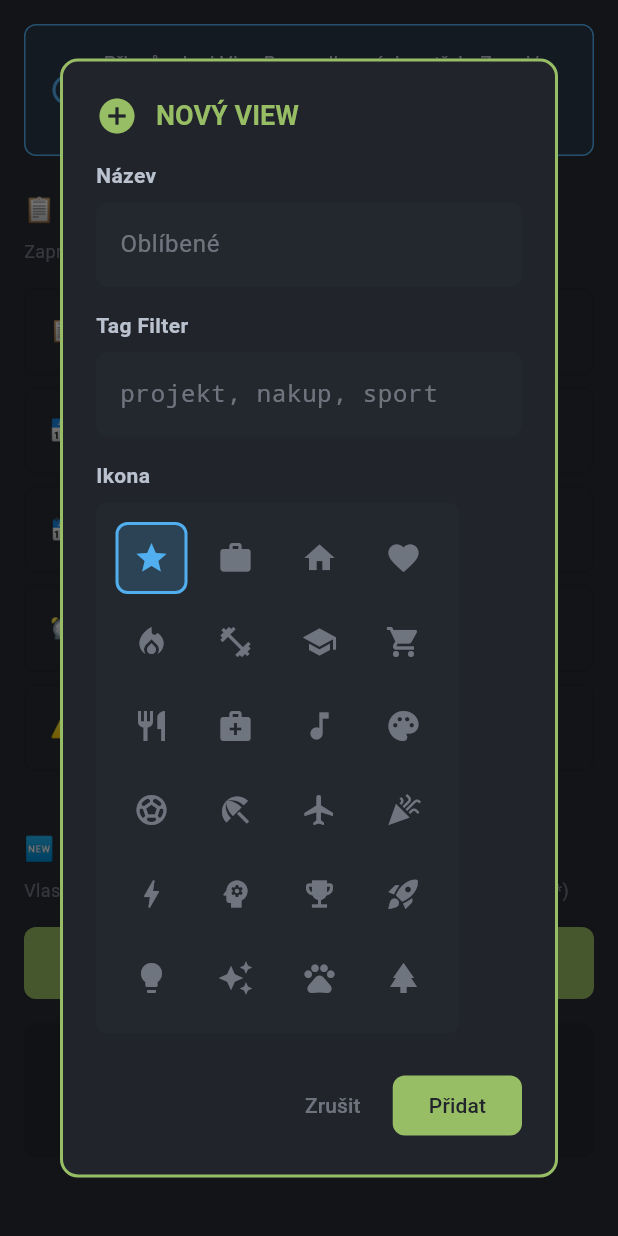
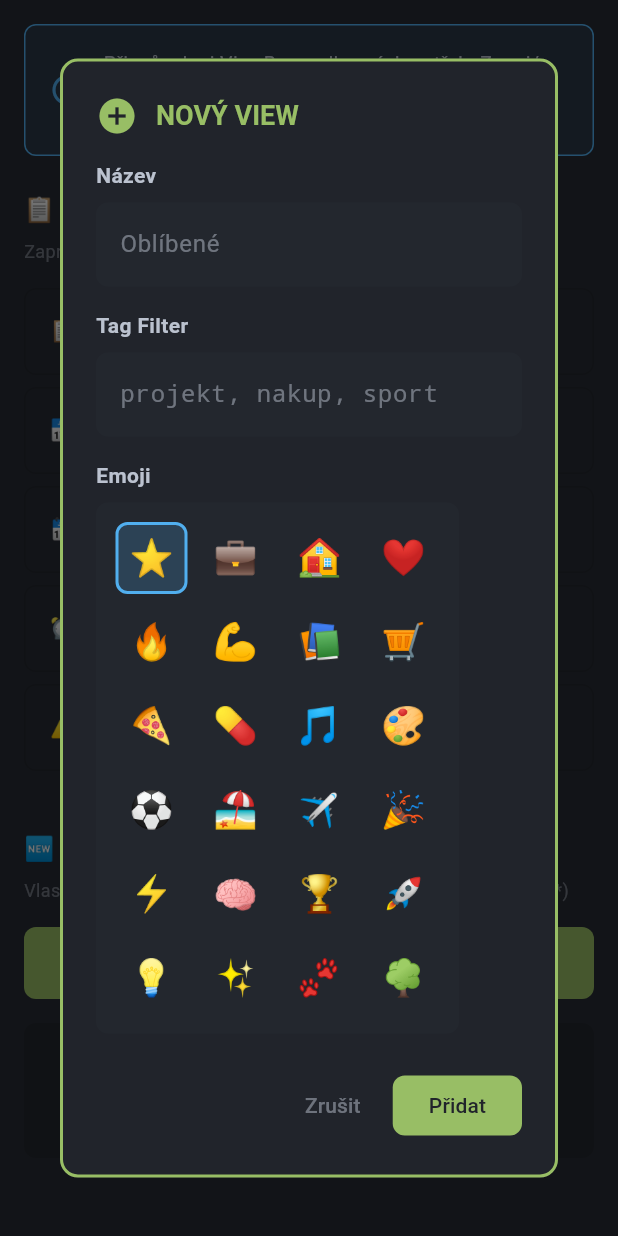
Before and after one commit to mastnacek/laidak, a Flutter app: the _AgendaTab widget shown alone on an empty page, opened directly, after a tap on "PŘIDAT CUSTOM VIEW", on a phone screen of 412 x 824 dp. Run offline on Flutter 3.47's test engine with Material 3 defaults, Android fonts, the phone set to English and light mode, and no system bars; our stand-ins replace equatable, flutter_bloc, flutter_colorpicker, just_audio, logger, shared_preferences and 2 more; accounts and stored records are empty.

Commit message:
✨ feat: Emoji místo Material Icons v Custom Agenda Views
### Změny:
1. **CustomViewDialog** - Emoji picker místo icon picker (24 emoji)
2. **CustomAgendaView model** - Používá emoji TEXT místo iconCodePoint INTEGER
3. **ViewBar** - Zobrazuje emoji místo IconData
4. **DB migrace v12** - icon_code_point → emoji (automatická migrace)
5. **Dokumentace** - Odstraněn build flag --no-tree-shake-icons (už není potřeba)

### Výhody:
- ✅ Žádné problémy s tree-shaking (emoji = text, ne IconData)
- ✅ Žádný special build flag --no-tree-shake-icons
- ✅ Menší APK (žádné extra Material Icons fonty)
- ✅ Emoji jsou univerzální a víceplatformní

### Technické detaily:
- DB verze: 11 → 12
- Migrace: CREATE TABLE + INSERT + DROP + RENAME (SQLite nepodporuje ALTER COLUMN)
- Default emoji: ⭐ (star) pro existující custom views

🤖 Generated with [Claude Code](https://claude.com/claude-code)

Co-Authored-By: Claude <noreply@anthropic.com>

```diff
--- a/lib/features/settings/domain/models/custom_agenda_view.dart
+++ b/lib/features/settings/domain/models/custom_agenda_view.dart
@@ -15,8 +15,8 @@ class CustomAgendaView extends Equatable {
   /// Tag pro filtrování (např. "projekt", "nakup", "sport" - bez oddělovačů)
   final String tagFilter;
 
-  /// Ikona (Material Icons code point)
-  final int iconCodePoint;
+  /// Emoji ikona (např. "📁", "🛒", "⚽")
+  final String emoji;
 
   /// Barva (optional, hex string)
   final String? colorHex;
@@ -25,14 +25,9 @@ class CustomAgendaView extends Equatable {
     required this.id,
     required this.name,
     required this.tagFilter,
-    required this.iconCodePoint,
+    required this.emoji,
     this.colorHex,
   });
-
-  /// Helper: IconData z code pointu
-  /// POZNÁMKA: Getter není const, použij přímo iconCodePoint ve widgetech
-  /// a vytvoř IconData tam kde je potřeba (např. Icon(IconData(view.iconCodePoint)))
-  IconData getIcon() => IconData(iconCodePoint, fontFamily: 'MaterialIcons');
 
   /// Helper: Color z hex stringu
   Color? get color => colorHex != null
@@ -45,7 +40,7 @@ class CustomAgendaView extends Equatable {
       'id': id,
       'name': name,
       'tagFilter': tagFilter,
-      'iconCodePoint': iconCodePoint,
+      'emoji': emoji,
       'colorHex': colorHex,
     };
   }
@@ -56,7 +51,7 @@ class CustomAgendaView extends Equatable {
       id: json['id'] as String,
       name: json['name'] as String,
       tagFilter: json['tagFilter'] as String,
-      iconCodePoint: json['iconCodePoint'] as int,
+      emoji: json['emoji'] as String? ?? '📁', // Default emoji pokud chybí
       colorHex: json['colorHex'] as String?,
     );
   }
@@ -66,18 +61,18 @@ class CustomAgendaView extends Equatable {
     String? id,
     String? name,
     String? tagFilter,
-    int? iconCodePoint,
+    String? emoji,
     String? colorHex,
   }) {
     return CustomAgendaView(
       id: id ?? this.id,
       name: name ?? this.name,
       tagFilter: tagFilter ?? this.tagFilter,
-      iconCodePoint: iconCodePoint ?? this.iconCodePoint,
+      emoji: emoji ?? this.emoji,
       colorHex: colorHex ?? this.colorHex,
     );
   }
 
   @override
-  List<Object?> get props => [id, name, tagFilter, iconCodePoint, colorHex];
+  List<Object?> get props => [id, name, tagFilter, emoji, colorHex];
 }
--- a/lib/pages/settings_page.dart
+++ b/lib/pages/settings_page.dart
@@ -1826,7 +1826,7 @@ class _AgendaTab extends StatelessWidget {
         padding: const EdgeInsets.all(16),
         child: Row(
           children: [
-            // Icon
+            // Emoji
             Container(
               width: 48,
               height: 48,
@@ -1838,10 +1838,11 @@ class _AgendaTab extends StatelessWidget {
                   width: 2,
                 ),
               ),
-              child: Icon(
-                IconData(view.iconCodePoint),
-                color: view.color ?? theme.appColors.magenta,
-                size: 24,
+              child: Center(
+                child: Text(
+                  view.emoji,
+                  style: const TextStyle(fontSize: 24),
+                ),
               ),
             ),
             const SizedBox(width: 16),
@@ -1901,12 +1902,12 @@ class _AgendaTab extends StatelessWidget {
       context: context,
       builder: (dialogContext) => _CustomViewDialog(
         theme: theme,
-        onSave: (name, tagFilter, iconCodePoint) {
+        onSave: (name, tagFilter, emoji) {
           final view = CustomAgendaView(
             id: const Uuid().v4(),
             name: name,
             tagFilter: tagFilter,
-            iconCodePoint: iconCodePoint,
+            emoji: emoji,
           );
           context.read<SettingsCubit>().addCustomView(view);
 
@@ -1932,12 +1933,12 @@ class _AgendaTab extends StatelessWidget {
         theme: theme,
         initialName: view.name,
         initialTagFilter: view.tagFilter,
-        initialIconCodePoint: view.iconCodePoint,
-        onSave: (name, tagFilter, iconCodePoint) {
+        initialEmoji: view.emoji,
+        onSave: (name, tagFilter, emoji) {
           final updated = view.copyWith(
             name: name,
             tagFilter: tagFilter,
-            iconCodePoint: iconCodePoint,
+            emoji: emoji,
           );
           context.read<SettingsCubit>().updateCustomView(updated);
 
@@ -2006,14 +2007,14 @@ class _CustomViewDialog extends StatefulWidget {
   final ThemeData theme;
   final String? initialName;
   final String? initialTagFilter;
-  final int? initialIconCodePoint;
-  final void Function(String name, String tagFilter, int iconCodePoint) onSave;
+  final String? initialEmoji;
+  final void Function(String name, String tagFilter, String emoji) onSave;
 
   const _CustomViewDialog({
     required this.theme,
     this.initialName,
     this.initialTagFilter,
-    this.initialIconCodePoint,
+    this.initialEmoji,
     required this.onSave,
   });
 
@@ -2024,14 +2025,14 @@ class _CustomViewDialog extends StatefulWidget {
 class _CustomViewDialogState extends State<_CustomViewDialog> {
   late TextEditingController _nameController;
   late TextEditingController _tagController;
-  late int _selectedIconCodePoint;
+  late String _selectedEmoji;
 
   @override
   void initState() {
     super.initState();
     _nameController = TextEditingController(text: widget.initialName);
     _tagController = TextEditingController(text: widget.initialTagFilter);
-    _selectedIconCodePoint = widget.initialIconCodePoint ?? Icons.star.codePoint;
+    _selectedEmoji = widget.initialEmoji ?? '⭐';
   }
 
   @override
@@ -2150,9 +2151,9 @@ class _CustomViewDialogState extends State<_CustomViewDialog> {
             ),
             const SizedBox(height: 16),
 
-            // Icon picker (grid)
+            // Emoji picker (grid)
             Text(
-              'Ikona',
+              'Emoji',
               style: TextStyle(
                 color: theme.appColors.fg,
                 fontSize: 14,
@@ -2171,30 +2172,30 @@ class _CustomViewDialogState extends State<_CustomViewDialog> {
                 spacing: 8,
                 runSpacing: 8,
                 children: [
-                  _buildIconOption(Icons.star, theme),
-                  _buildIconOption(Icons.work, theme),
-                  _buildIconOption(Icons.home, theme),
-                  _buildIconOption(Icons.favorite, theme),
-                  _buildIconOption(Icons.local_fire_department, theme),
-                  _buildIconOption(Icons.fitness_center, theme),
-                  _buildIconOption(Icons.school, theme),
-                  _buildIconOption(Icons.shopping_cart, theme),
-                  _buildIconOption(Icons.restaurant, theme),
-                  _buildIconOption(Icons.medical_services, theme),
-                  _buildIconOption(Icons.music_note, theme),
-                  _buildIconOption(Icons.palette, theme),
-                  _buildIconOption(Icons.sports_soccer, theme),
-                  _buildIconOption(Icons.beach_access, theme),
-                  _buildIconOption(Icons.flight, theme),
-                  _buildIconOption(Icons.celebration, theme),
-                  _buildIconOption(Icons.bolt, theme),
-                  _buildIconOption(Icons.psychology, theme),
-                  _buildIconOption(Icons.emoji_events, theme),
-                  _buildIconOption(Icons.rocket_launch, theme),
-                  _buildIconOption(Icons.lightbulb, theme),
-                  _buildIconOption(Icons.auto_awesome, theme),
-                  _buildIconOption(Icons.pets, theme),
-                  _buildIconOption(Icons.park, theme),
+                  _buildEmojiOption('⭐', theme),
+                  _buildEmojiOption('💼', theme),
+                  _buildEmojiOption('🏠', theme),
+                  _buildEmojiOption('❤️', theme),
+                  _buildEmojiOption('🔥', theme),
+                  _buildEmojiOption('💪', theme),
+                  _buildEmojiOption('📚', theme),
+                  _buildEmojiOption('🛒', theme),
+                  _buildEmojiOption('🍕', theme),
+                  _buildEmojiOption('💊', theme),
+                  _buildEmojiOption('🎵', theme),
+                  _buildEmojiOption('🎨', theme),
+                  _buildEmojiOption('⚽', theme),
+                  _buildEmojiOption('🏖️', theme),
+                  _buildEmojiOption('✈️', theme),
+                  _buildEmojiOption('🎉', theme),
+                  _buildEmojiOption('⚡', theme),
+                  _buildEmojiOption('🧠', theme),
+                  _buildEmojiOption('🏆', theme),
+                  _buildEmojiOption('🚀', theme),
+                  _buildEmojiOption('💡', theme),
+                  _buildEmojiOption('✨', theme),
+                  _buildEmojiOption('🐾', theme),
+                  _buildEmojiOption('🌳', theme),
                 ],
               ),
             ),
@@ -2222,7 +2223,7 @@ class _CustomViewDialogState extends State<_CustomViewDialog> {
             widget.onSave(
               _nameController.text.trim(),
               _tagController.text.trim(),
-              _selectedIconCodePoint,
+              _selectedEmoji,
             );
             Navigator.pop(context);
           },
@@ -2236,16 +2237,16 @@ class _CustomViewDialogState extends State<_CustomViewDialog> {
     );
   }
 
-  /// Build icon option button pro grid
-  Widget _buildIconOption(IconData icon, ThemeData theme) {
-    final isSelected = _selectedIconCodePoint == icon.codePoint;
+  /// Build emoji option button pro grid
+  Widget _buildEmojiOption(String emoji, ThemeData theme) {
+    final isSelected = _selectedEmoji == emoji;
 
     return SizedBox(
       width: 48,
       height: 48,
       child: InkWell(
         onTap: () {
-          setState(() => _selectedIconCodePoint = icon.codePoint);
+          setState(() => _selectedEmoji = emoji);
         },
         borderRadius: BorderRadius.circular(8),
         child: Container(
@@ -2259,10 +2260,11 @@ class _CustomViewDialogState extends State<_CustomViewDialog> {
               width: isSelected ? 2 : 1,
             ),
           ),
-          child: Icon(
-            icon,
-            color: isSelected ? theme.appColors.cyan : theme.appColors.base5,
-            size: 24,
+          child: Center(
+            child: Text(
+              emoji,
+              style: const TextStyle(fontSize: 24),
+            ),
           ),
         ),
       ),
```
Also changed, not shown: lib/core/services/database_helper.dart (+61 -3 lines), lib/features/todo_list/presentation/widgets/view_bar.dart (+26 -8 lines), 1 other file.
